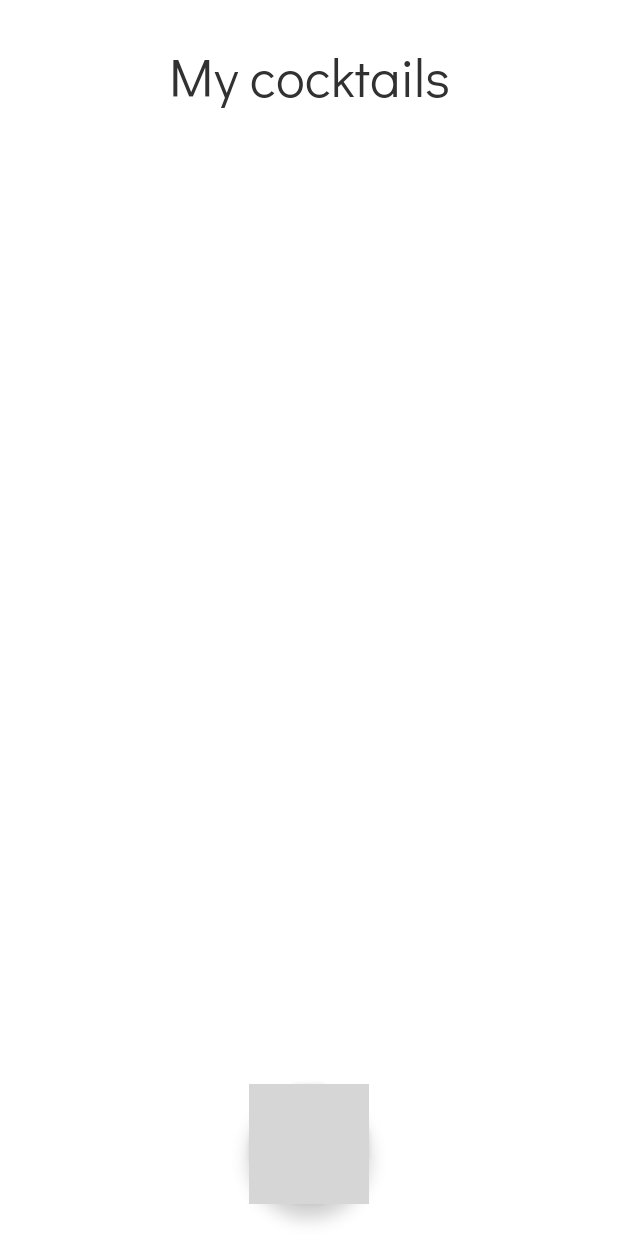
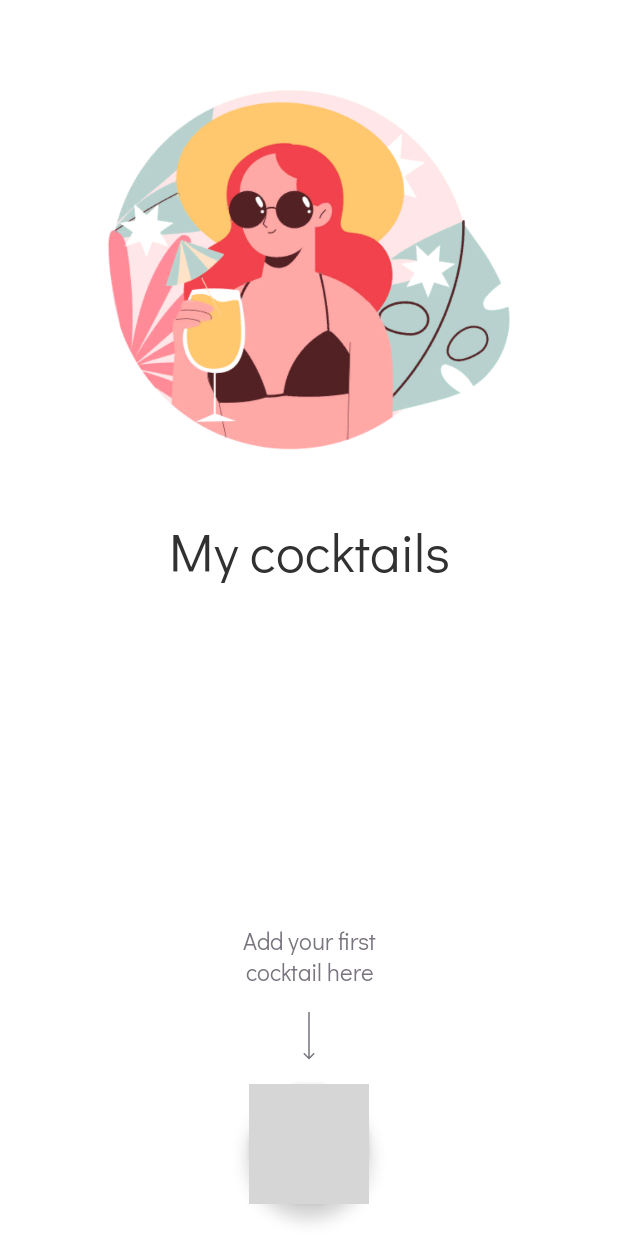
Before and after one commit to arshapshap/cocktail-bar, an Android app: the screen it shows after launch (MainActivity), on a phone screen of 412 x 824 dp. Run offline under Robolectric (Android 15) with nearby library versions, the phone set to English and light mode, and no system bars; grey boxes are pictures that could not be loaded.

Commit message:
Add cocktails list with plug

```diff
--- a/app/src/main/java/com/arshapshap/surftraineetask/common/base/BaseFragment.kt
+++ b/app/src/main/java/com/arshapshap/surftraineetask/common/base/BaseFragment.kt
@@ -45,7 +45,7 @@ abstract class BaseFragment<VB : ViewBinding, VM : BaseViewModel>(
     abstract fun initViews()
 
     open fun subscribe() {
-        viewModel.errorLiveData.observe(viewLifecycleOwner) {
+        viewModel.error.observe(viewLifecycleOwner) {
             when (it.level) {
                 ViewModelErrorLevel.Error -> showAlert(
                     title = getString(R.string.error),
--- a/app/src/main/java/com/arshapshap/surftraineetask/common/base/BaseViewModel.kt
+++ b/app/src/main/java/com/arshapshap/surftraineetask/common/base/BaseViewModel.kt
@@ -6,11 +6,11 @@ import androidx.lifecycle.ViewModel
 
 abstract class BaseViewModel : ViewModel() {
 
-    protected val _errorLiveData = MutableLiveData<ViewModelError>()
-    val errorLiveData: LiveData<ViewModelError>
-        get() = _errorLiveData
+    protected val _error = MutableLiveData<ViewModelError>()
+    val error: LiveData<ViewModelError>
+        get() = _error
 
-    protected val _loadingLiveData = MutableLiveData(true)
-    val loadingLiveData: LiveData<Boolean>
-        get() = _loadingLiveData
+    protected val _isLoading = MutableLiveData(true)
+    val isLoading: LiveData<Boolean>
+        get() = _isLoading
 }
--- /dev/null
+++ b/app/src/main/java/com/arshapshap/surftraineetask/common/di/LazyViewModel.kt
@@ -0,0 +1,12 @@
+package com.arshapshap.surftraineetask.common.di
+
+import androidx.fragment.app.Fragment
+import androidx.fragment.app.viewModels
+import androidx.lifecycle.SavedStateHandle
+import com.arshapshap.surftraineetask.common.base.BaseViewModel
+
+inline fun <reified T : BaseViewModel> Fragment.lazyViewModel(
+        noinline create: (stateHandle: SavedStateHandle) -> T
+) = viewModels<T> {
+    ViewModelFactory(this, create)
+}
--- /dev/null
+++ b/app/src/main/java/com/arshapshap/surftraineetask/common/di/ViewModelFactory.kt
@@ -0,0 +1,19 @@
+package com.arshapshap.surftraineetask.common.di
+
+import androidx.lifecycle.AbstractSavedStateViewModelFactory
+import androidx.lifecycle.SavedStateHandle
+import androidx.lifecycle.ViewModel
+import androidx.savedstate.SavedStateRegistryOwner
+
+class ViewModelFactory<T : ViewModel>(
+    savedStateRegistryOwner: SavedStateRegistryOwner,
+    private val create: (stateHandle: SavedStateHandle) -> T
+) : AbstractSavedStateViewModelFactory(savedStateRegistryOwner, null) {
+
+    @Suppress("UNCHECKED_CAST")
+    override fun <T : ViewModel> create(
+        key: String, modelClass: Class<T>, handle: SavedStateHandle
+    ): T {
+        return create.invoke(handle) as T
+    }
+}
--- /dev/null
+++ b/app/src/main/java/com/arshapshap/surftraineetask/domain/models/Cocktail.kt
@@ -0,0 +1,5 @@
+package com.arshapshap.surftraineetask.domain.models
+
+data class Cocktail(
+    val name: String
+)
--- a/app/src/main/java/com/arshapshap/surftraineetask/presentation/screens/ListFragment.kt
+++ /dev/null
@@ -1,8 +0,0 @@
-package com.arshapshap.surftraineetask.presentation.screens
-
-import androidx.fragment.app.Fragment
-import com.arshapshap.surftraineetask.R
-
-class ListFragment : Fragment(R.layout.fragment_list) {
-
-}
--- /dev/null
+++ b/app/src/main/java/com/arshapshap/surftraineetask/presentation/screens/list/ListFragment.kt
@@ -0,0 +1,47 @@
+package com.arshapshap.surftraineetask.presentation.screens.list
+
+import androidx.core.view.isGone
+import com.arshapshap.surftraineetask.common.base.BaseFragment
+import com.arshapshap.surftraineetask.common.di.lazyViewModel
+import com.arshapshap.surftraineetask.databinding.FragmentListBinding
+import com.arshapshap.surftraineetask.presentation.screens.list.recyclerview.CocktailsAdapter
+
+class ListFragment : BaseFragment<FragmentListBinding, ListViewModel>(
+    FragmentListBinding::inflate
+) {
+
+    override val viewModel: ListViewModel by lazyViewModel {
+        ListViewModel()
+    }
+
+    override fun inject() {
+        // TODO("Добавить DI")
+    }
+
+    override fun initViews() {
+        with (binding) {
+            cocktailsRecyclerView.adapter = CocktailsAdapter()
+        }
+    }
+
+    override fun subscribe() {
+        super.subscribe()
+        with (viewModel) {
+            isLoading.observe(viewLifecycleOwner) {
+                binding.loadingProgressBar.isGone = !it
+            }
+
+            cocktails.observe(viewLifecycleOwner) {
+                binding.noCocktailsGroup.isGone = it.isNotEmpty()
+                binding.cocktailsRecyclerView.isGone = it.isEmpty()
+
+                if (it.isNotEmpty()) {
+                    getCocktailsAdapter().setList(it)
+                }
+            }
+        }
+    }
+
+    private fun getCocktailsAdapter(): CocktailsAdapter
+        = binding.cocktailsRecyclerView.adapter as CocktailsAdapter
+}
--- /dev/null
+++ b/app/src/main/java/com/arshapshap/surftraineetask/presentation/screens/list/ListViewModel.kt
@@ -0,0 +1,24 @@
+package com.arshapshap.surftraineetask.presentation.screens.list
+
+import androidx.lifecycle.LiveData
+import androidx.lifecycle.MutableLiveData
+import androidx.lifecycle.viewModelScope
+import com.arshapshap.surftraineetask.common.base.BaseViewModel
+import com.arshapshap.surftraineetask.domain.models.Cocktail
+import kotlinx.coroutines.delay
+import kotlinx.coroutines.launch
+
+class ListViewModel : BaseViewModel() {
+
+    private val _cocktails = MutableLiveData<List<Cocktail>>()
+    val cocktails: LiveData<List<Cocktail>>
+        get() = _cocktails
+
+    init {
+        viewModelScope.launch {
+            delay(2000)
+            _isLoading.postValue(false)
+            _cocktails.postValue(listOf())
+        }
+    }
+}
--- a/app/src/main/res/layout/fragment_list.xml
+++ b/app/src/main/res/layout/fragment_list.xml
@@ -3,7 +3,18 @@
     xmlns:app="http://schemas.android.com/apk/res-auto"
     xmlns:tools="http://schemas.android.com/tools"
     android:layout_width="match_parent"
-    android:layout_height="match_parent">
+    android:layout_height="match_parent"
+    android:animateLayoutChanges="true">
+
+    <ProgressBar
+        android:id="@+id/loading_progress_bar"
+        android:layout_width="wrap_content"
+        android:layout_height="wrap_content"
+        app:layout_constraintBottom_toBottomOf="parent"
+        app:layout_constraintEnd_toEndOf="parent"
+        app:layout_constraintStart_toStartOf="parent"
+        app:layout_constraintTop_toTopOf="parent"
+        tools:visibility="gone" />
 
     <androidx.constraintlayout.widget.Group
         android:id="@+id/no_cocktails_group"
@@ -15,8 +26,8 @@
 
     <ImageView
         android:id="@+id/placeholder_image_view"
-        android:layout_width="wrap_content"
-        android:layout_height="wrap_content"
+        android:layout_width="@dimen/no_cocktails_placeholder_size"
+        android:layout_height="@dimen/no_cocktails_placeholder_size"
         android:layout_marginTop="33dp"
         android:contentDescription="@string/no_cocktails"
         android:src="@drawable/img_summer_holidays"
@@ -28,10 +39,9 @@
         android:id="@+id/my_cocktails_text_view"
         android:layout_width="wrap_content"
         android:layout_height="wrap_content"
-        android:layout_margin="24dp"
+        android:layout_marginTop="24dp"
         android:text="@string/my_cocktails"
         android:textAppearance="@style/Text.Title"
-        app:layout_constraintBottom_toTopOf="@id/cocktails_recycler_view"
         app:layout_constraintEnd_toEndOf="parent"
         app:layout_constraintStart_toStartOf="parent"
         app:layout_constraintTop_toBottomOf="@id/placeholder_image_view" />
@@ -40,14 +50,17 @@
         android:id="@+id/cocktails_recycler_view"
         android:layout_width="0dp"
         android:layout_height="0dp"
+        android:layout_marginTop="24dp"
         android:layout_marginHorizontal="12dp"
+        android:visibility="gone"
         app:layoutManager="androidx.recyclerview.widget.GridLayoutManager"
         app:layout_constraintBottom_toBottomOf="parent"
         app:layout_constraintEnd_toEndOf="parent"
         app:layout_constraintStart_toStartOf="parent"
         app:layout_constraintTop_toBottomOf="@id/my_cocktails_text_view"
         app:spanCount="2"
-        tools:listitem="@layout/item_cocktail_card" />
+        tools:listitem="@layout/item_cocktail_card"
+        tools:visibility="visible"/>
 
     <TextView
         android:id="@+id/add_first_cocktail_text_view"
--- a/app/src/main/res/layout/item_cocktail_card.xml
+++ b/app/src/main/res/layout/item_cocktail_card.xml
@@ -16,7 +16,7 @@
         tools:src="@color/gray_200" />
 
     <TextView
-        android:id="@+id/title_text_view"
+        android:id="@+id/name_text_view"
         android:layout_width="wrap_content"
         android:layout_height="wrap_content"
         android:layout_gravity="bottom|center"
--- a/app/src/main/res/navigation/nav_graph.xml
+++ b/app/src/main/res/navigation/nav_graph.xml
@@ -6,6 +6,6 @@
 
     <fragment
         android:id="@+id/listFragment"
-        android:name="com.arshapshap.surftraineetask.presentation.screens.ListFragment"
+        android:name="com.arshapshap.surftraineetask.presentation.screens.list.ListFragment"
         android:label="ListFragment" />
 </navigation>
--- a/app/src/main/res/values/dimens.xml
+++ b/app/src/main/res/values/dimens.xml
@@ -1,5 +1,6 @@
 <?xml version="1.0" encoding="utf-8"?>
 <resources>
     <dimen name="fab_size">80dp</dimen>
+    <dimen name="no_cocktails_placeholder_size">283dp</dimen>
     <dimen name="cocktail_card_size">160dp</dimen>
 </resources>
```
Also changed, not shown: app/src/main/java/com/arshapshap/surftraineetask/presentation/screens/list/recyclerview/CocktailsAdapter.kt (added, +48 -0 lines), app/src/main/res/drawable/img_summer_holidays.png.
